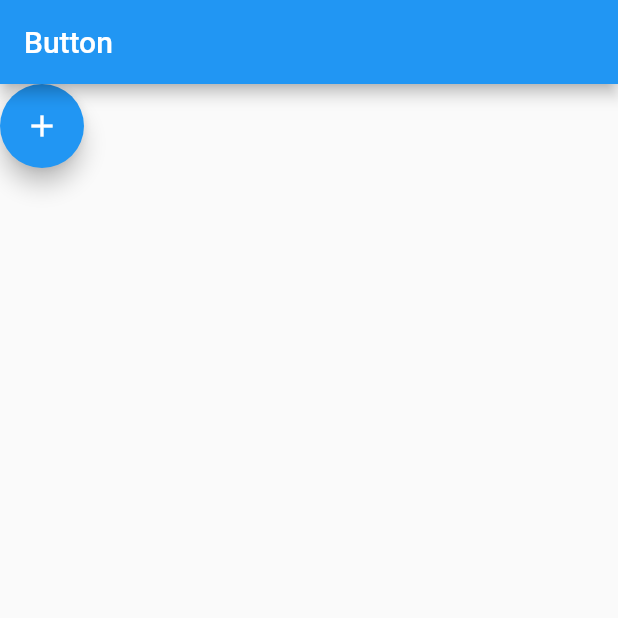
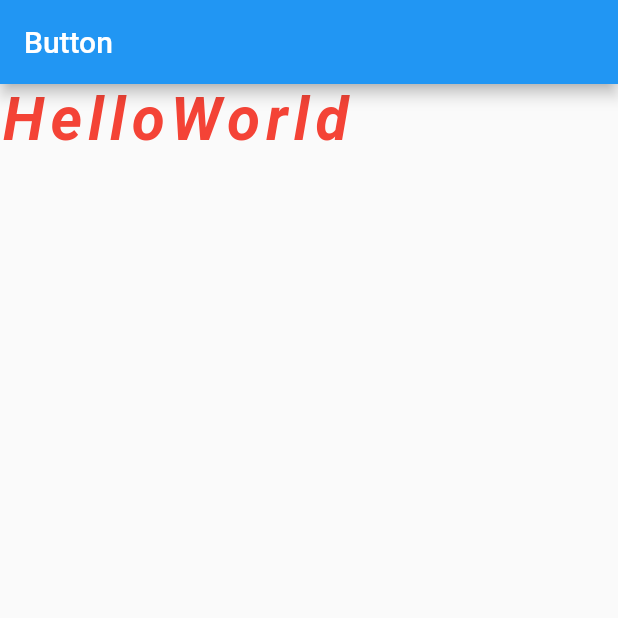
Before and after one commit to chihyeonWON/Flutter-Widget, a Flutter app: the screen it shows after launch, on a phone screen of 412 x 824 dp, the top half of it. Run offline on Flutter 3.47's test engine with Material 2 defaults, Android fonts, the phone set to English and light mode, and no system bars.

Commit message:
Text 실습

```diff
--- a/lib/main.dart
+++ b/lib/main.dart
@@ -24,10 +24,15 @@ class MyHomePage extends StatelessWidget {
             appBar: AppBar(
               title: Text('Button'),
             ),
-            body:FloatingActionButton(
-              child:Icon(Icons.add),
-              onPressed:(){},
-            )
+            body:Text('HelloWorld',
+            style:TextStyle(
+              fontSize:40.0, // 글자 크기
+              fontStyle:FontStyle.italic, // 이탤릭체
+              fontWeight:FontWeight.bold, // 볼드체
+              color:Colors.red,
+              letterSpacing:4.0, // 자간
+            ),
+            ),
     );
   }
 }
```
